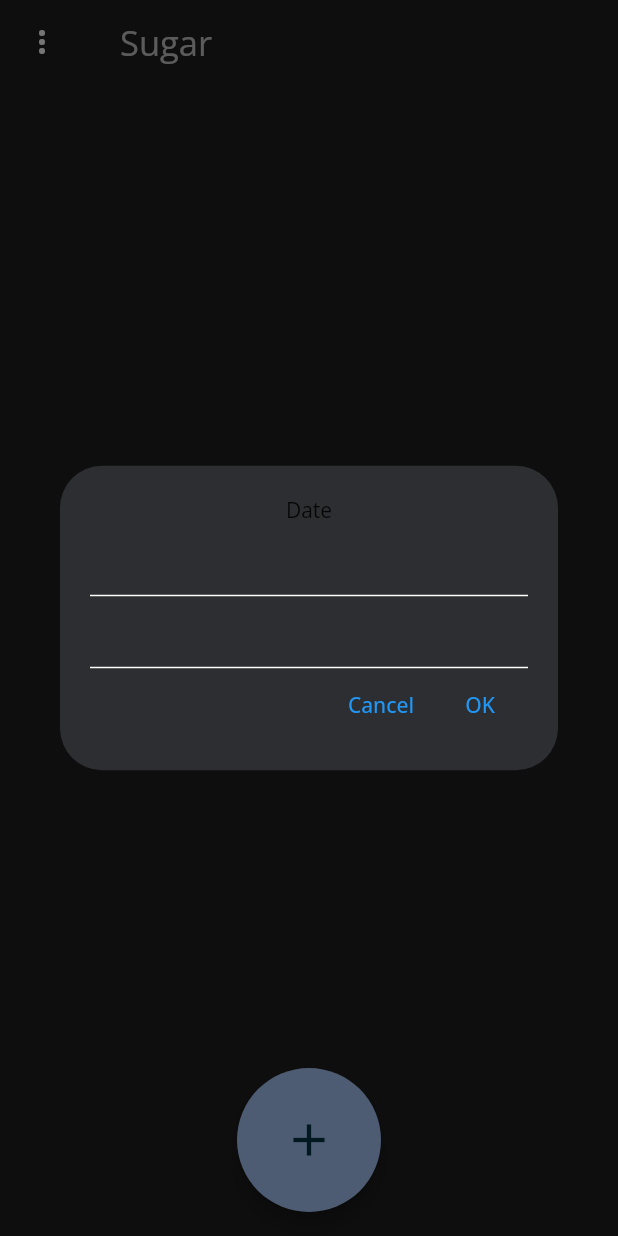
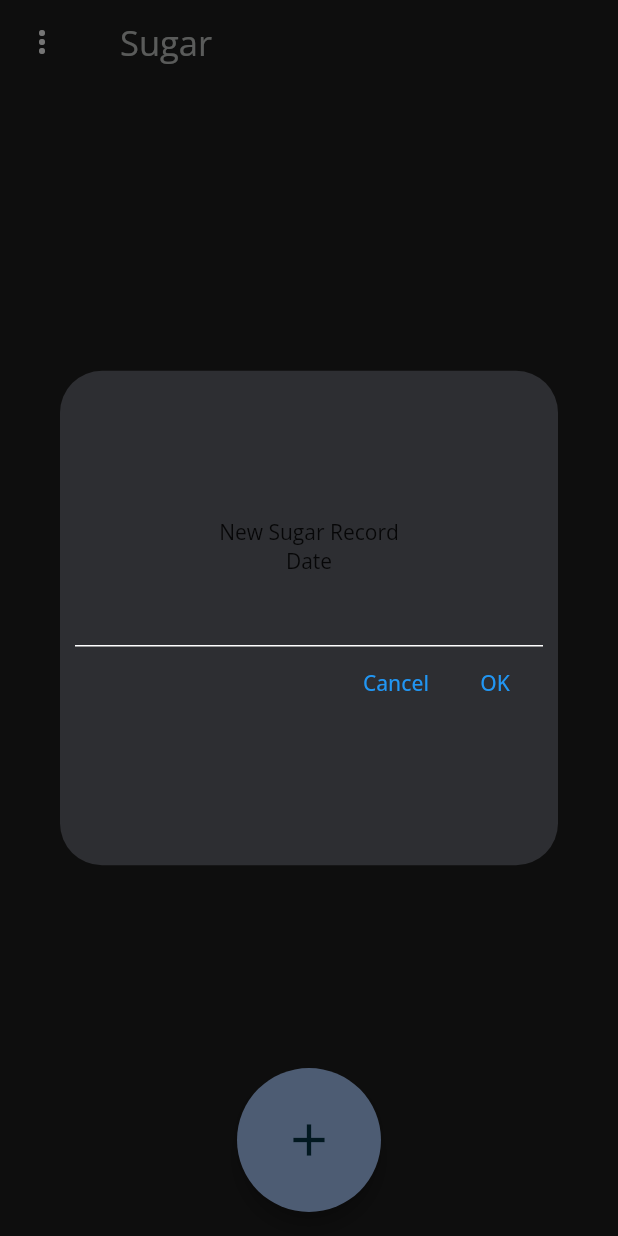
Before and after one commit to amkcodesnreads/rhenum, a Flutter app: the Sugar screen opened directly, after a tap on the "add" icon, on a phone screen of 412 x 824 dp. Run offline on Flutter 3.47's test engine with Material 2 defaults, Android fonts, the light colour scheme and no system bars; our stand-ins replace google_fonts.

Commit message:
renamed files

```diff
--- a/lib/main.dart
+++ b/lib/main.dart
@@ -1,8 +1,8 @@
 import 'package:flutter/material.dart';
 import 'package:google_fonts/google_fonts.dart';
 
-import 'BPScreen.dart';
-import 'Sscreen.dart';
+import 'bp_screen.dart';
+import 's_screen.dart';
 
 void main() async => runApp(const Rhenum());
 
--- a/lib/Sscreen.dart
+++ b/lib/s_screen.dart
@@ -71,6 +71,8 @@ class _SugarState extends State<Sugar> {
   }
 
   void _showDialog() {
+    final currentWidth = MediaQuery.of(context).size.width;
+    final currentHeight = MediaQuery.of(context).size.height;
     // flutter defined function
     showDialog(
       context: context,
@@ -78,15 +80,21 @@ class _SugarState extends State<Sugar> {
         // return object of type Dialog
         return Dialog(
             backgroundColor: Color(0xFF2d2e32),
+            child: Container(
+              height: currentHeight * 0.4,
+              width: currentWidth > 280 ? 400 : currentWidth * 0.9,
               child: Padding(
-                padding: EdgeInsets.all(20.0),
+                  padding: EdgeInsets.all(10.0),
                   child: Column(
                     mainAxisSize: MainAxisSize.min,
                     mainAxisAlignment: MainAxisAlignment.center,
-                  children: <Widget>[
-                    Text("Date"),
-                    TextField(),
-                    TextField(),
+                    // crossAxisAlignment: ,
+                    children: [
+                      const Text(
+                        "New Sugar Record",
+                      ),
+                      const Text("Date"),
+                      const TextField(),
                       Row(
                         mainAxisAlignment: MainAxisAlignment.end,
                         children: [
@@ -101,9 +109,10 @@ class _SugarState extends State<Sugar> {
                             child: Text("OK"),
                           )
                         ],
-                    )
+                      ),
                     ],
-                )));
+                  )),
+            ));
       },
     );
   }
```
Also changed, not shown: lib/bp_item.dart (renamed from lib/bpItem.dart), lib/bp_screen.dart (renamed from lib/BPScreen.dart), lib/s_item.dart (renamed from lib/sItem.dart). Lines whose indentation alone changed are shown as unchanged.
